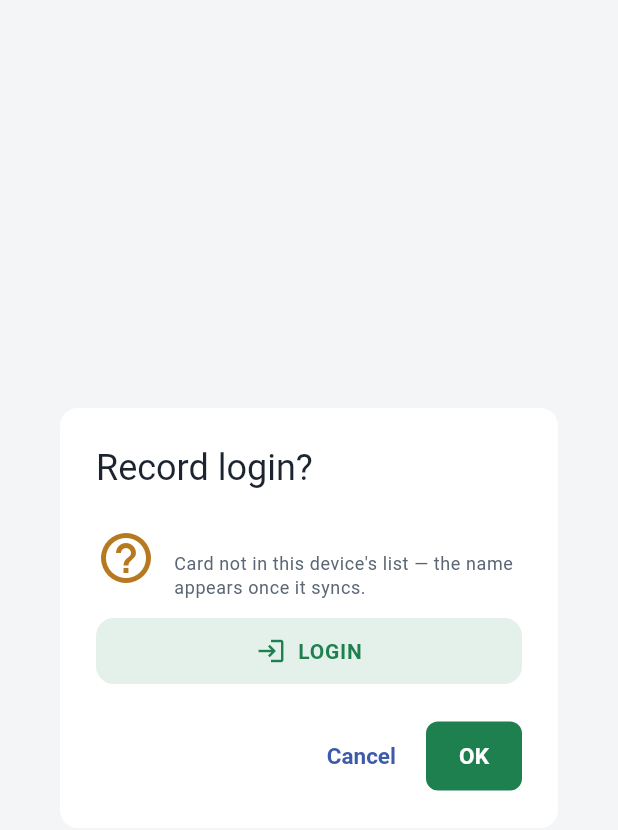
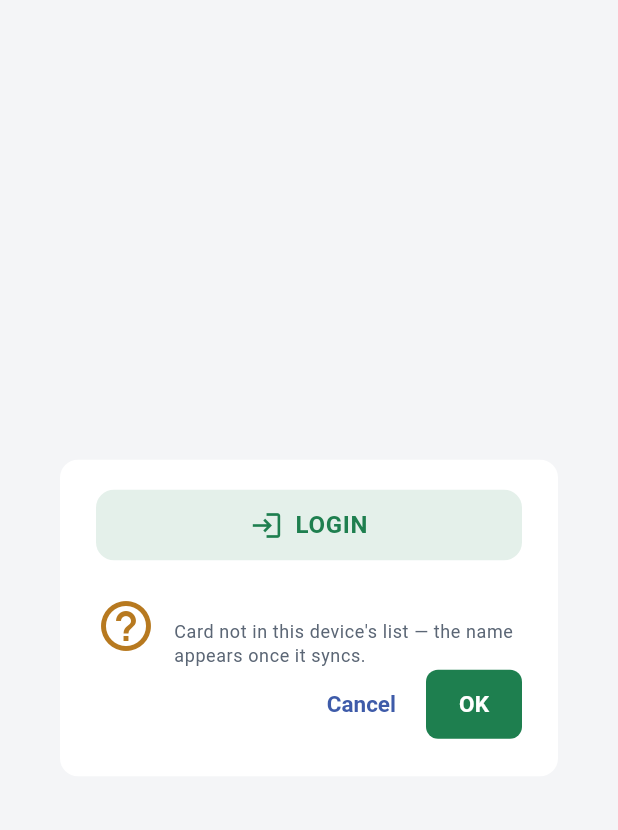
Before and after one commit to sajesh93/construction-labour-attendance-management-system, a Flutter app: the ConfirmTapDialog widget shown alone on an empty page, opened directly with empty values, on a phone screen of 412 x 824 dp. Shown: the top 830 px of the screen. Run offline on Flutter 3.47's test engine with Material 3 defaults, Android fonts, the phone set to English and light mode, and no system bars; our stand-ins replace camera, connectivity_plus, device_info_plus, dio, firebase_core, firebase_messaging and 9 more; missing offline and left inert: android_id, flutter_ringtone_player, flutter_zxing, mobile_scanner, nfc_manager; accounts and stored records are empty; network calls fail.

Commit message:
Attendance: one scan screen, and keep the camera rolling
The scan asked twice: a confirm dialog, then a worker-details sheet to
dismiss. Fold the details into the confirm screen - LOGIN/LOGOUT, photo,
name, code, designation, vendor - so OK/Cancel is the only decision, and
replace the sheet with a brief toast.

Reopen the scanner after every punch (recorded, cancelled or refused) so
a watchman works a queue without tapping "Scan" between workers. Manual
entry keeps its details sheet: it has no confirm screen.

```diff
--- a/mobile/lib/features/attendance/presentation/confirm_tap_dialog.dart
+++ b/mobile/lib/features/attendance/presentation/confirm_tap_dialog.dart
@@ -5,8 +5,8 @@ import '../../../core/widgets/api_image.dart';
 import '../domain/models.dart';
 import '../domain/tap_decision.dart';
 
-/// Asks the operator to confirm a scan before anything is recorded: shows who
-/// was scanned and whether the tap will be a LOGIN or a LOGOUT.
+/// The one screen a scan shows: who was scanned, whether it is a LOGIN or a
+/// LOGOUT, and OK / Cancel. Nothing is recorded until OK is pressed.
 ///
 /// Pops `true` for OK (record it) and `false`/null for Cancel (record nothing).
 /// [worker] is null when the badge isn't in the offline cache and the device is
@@ -28,20 +28,46 @@ class ConfirmTapDialog extends StatelessWidget {
   @override
   Widget build(BuildContext context) {
     final color = _isLogin ? ClamsColors.success : ClamsColors.info;
-    final verb = _isLogin ? 'LOGIN' : 'LOGOUT';
     final w = worker;
+    final category = w?.category;
 
     return AlertDialog(
-      title: Text(_isLogin ? 'Record login?' : 'Record logout?'),
-      content: Column(
+      contentPadding: const EdgeInsets.fromLTRB(24, 20, 24, 0),
+      content: SingleChildScrollView(
+        child: Column(
           mainAxisSize: MainAxisSize.min,
-        crossAxisAlignment: CrossAxisAlignment.start,
+          crossAxisAlignment: CrossAxisAlignment.stretch,
           children: [
-          if (w != null)
+            // LOGIN / LOGOUT — the decision being confirmed, stated first.
+            Container(
+              padding: const EdgeInsets.symmetric(vertical: 12),
+              decoration: BoxDecoration(
+                color: color.withValues(alpha: 0.12),
+                borderRadius: BorderRadius.circular(12),
+              ),
+              child: Row(
+                mainAxisAlignment: MainAxisAlignment.center,
+                children: [
+                  Icon(_isLogin ? Icons.login : Icons.logout, color: color, size: 22),
+                  const SizedBox(width: 8),
+                  Text(
+                    _isLogin ? 'LOGIN' : 'LOGOUT',
+                    style: TextStyle(
+                      color: color,
+                      fontSize: 16,
+                      fontWeight: FontWeight.w700,
+                      letterSpacing: 0.5,
+                    ),
+                  ),
+                ],
+              ),
+            ),
+            ClamsSpacing.gapLg,
+            if (w != null) ...[
               Row(
                 children: [
-                ApiCircleAvatar(photoUrl: w.photoUrl, radius: 28),
-                const SizedBox(width: 12),
+                  ApiCircleAvatar(photoUrl: w.photoUrl, radius: 36),
+                  const SizedBox(width: 16),
                   Expanded(
                     child: Column(
                       crossAxisAlignment: CrossAxisAlignment.start,
@@ -50,22 +76,60 @@ class ConfirmTapDialog extends StatelessWidget {
                           w.fullName,
                           style: Theme.of(context)
                               .textTheme
-                            .titleMedium
+                              .titleLarge
                               ?.copyWith(fontWeight: FontWeight.w600),
                         ),
                         Text(
                           w.workerCode,
                           style: Theme.of(context)
                               .textTheme
-                            .bodySmall
+                              .bodyMedium
                               ?.copyWith(color: ClamsColors.textSecondary),
+                        ),
+                        if (category != null && category != 'WORKER')
+                          Padding(
+                            padding: const EdgeInsets.only(top: ClamsSpacing.xs),
+                            child: Chip(
+                              label: Text(category),
+                              visualDensity: VisualDensity.compact,
+                              backgroundColor: ClamsColors.primaryTint,
+                              side: BorderSide.none,
+                              labelStyle: const TextStyle(
+                                color: ClamsColors.primaryDark,
+                                fontSize: 12,
+                                fontWeight: FontWeight.w600,
+                              ),
+                            ),
                           ),
                       ],
                     ),
                   ),
                 ],
-            )
-          else
+              ),
+              ClamsSpacing.gapMd,
+              Card(
+                margin: EdgeInsets.zero,
+                child: Padding(
+                  padding: const EdgeInsets.all(16),
+                  child: Column(
+                    crossAxisAlignment: CrossAxisAlignment.start,
+                    children: [
+                      _InfoRow(
+                        icon: Icons.engineering,
+                        label: 'Designation',
+                        value: w.designationName,
+                      ),
+                      const SizedBox(height: 8),
+                      _InfoRow(
+                        icon: Icons.business,
+                        label: 'Vendor',
+                        value: w.vendorName,
+                      ),
+                    ],
+                  ),
+                ),
+              ),
+            ] else
               Row(
                 children: [
                   const Icon(Icons.help_outline, color: ClamsColors.warning, size: 40),
@@ -82,7 +146,7 @@ class ConfirmTapDialog extends StatelessWidget {
                               ?.copyWith(fontWeight: FontWeight.w600),
                         ),
                         Text(
-                        'Card not in this device\'s list — the name appears once it syncs.',
+                          "Card not in this device's list — the name appears once it syncs.",
                           style: Theme.of(context)
                               .textTheme
                               .bodySmall
@@ -93,31 +157,8 @@ class ConfirmTapDialog extends StatelessWidget {
                   ),
                 ],
               ),
-          ClamsSpacing.gapMd,
-          Container(
-            width: double.infinity,
-            padding: const EdgeInsets.symmetric(vertical: 12),
-            decoration: BoxDecoration(
-              color: color.withValues(alpha: 0.12),
-              borderRadius: BorderRadius.circular(12),
-            ),
-            child: Row(
-              mainAxisAlignment: MainAxisAlignment.center,
-              children: [
-                Icon(_isLogin ? Icons.login : Icons.logout, color: color, size: 20),
-                const SizedBox(width: 8),
-                Text(
-                  verb,
-                  style: TextStyle(
-                    color: color,
-                    fontWeight: FontWeight.w700,
-                    letterSpacing: 0.5,
-                  ),
-                ),
           ],
         ),
-          ),
-        ],
       ),
       actions: [
         TextButton(
@@ -133,3 +174,34 @@ class ConfirmTapDialog extends StatelessWidget {
     );
   }
 }
+
+class _InfoRow extends StatelessWidget {
+  const _InfoRow({required this.icon, required this.label, required this.value});
+  final IconData icon;
+  final String label;
+  final String? value;
+
+  @override
+  Widget build(BuildContext context) {
+    return Row(
+      children: [
+        Icon(icon, size: 20, color: ClamsColors.primary),
+        const SizedBox(width: 10),
+        Text('$label: ',
+            style: Theme.of(context)
+                .textTheme
+                .bodyMedium
+                ?.copyWith(color: ClamsColors.textSecondary)),
+        Expanded(
+          child: Text(
+            value ?? '—',
+            style: Theme.of(context)
+                .textTheme
+                .bodyMedium
+                ?.copyWith(fontWeight: FontWeight.w600),
+          ),
+        ),
+      ],
+    );
+  }
+}
```
Also changed, not shown: mobile/lib/features/attendance/presentation/attendance_home_screen.dart (+47 -17 lines). Lines whose indentation alone changed are shown as unchanged.
